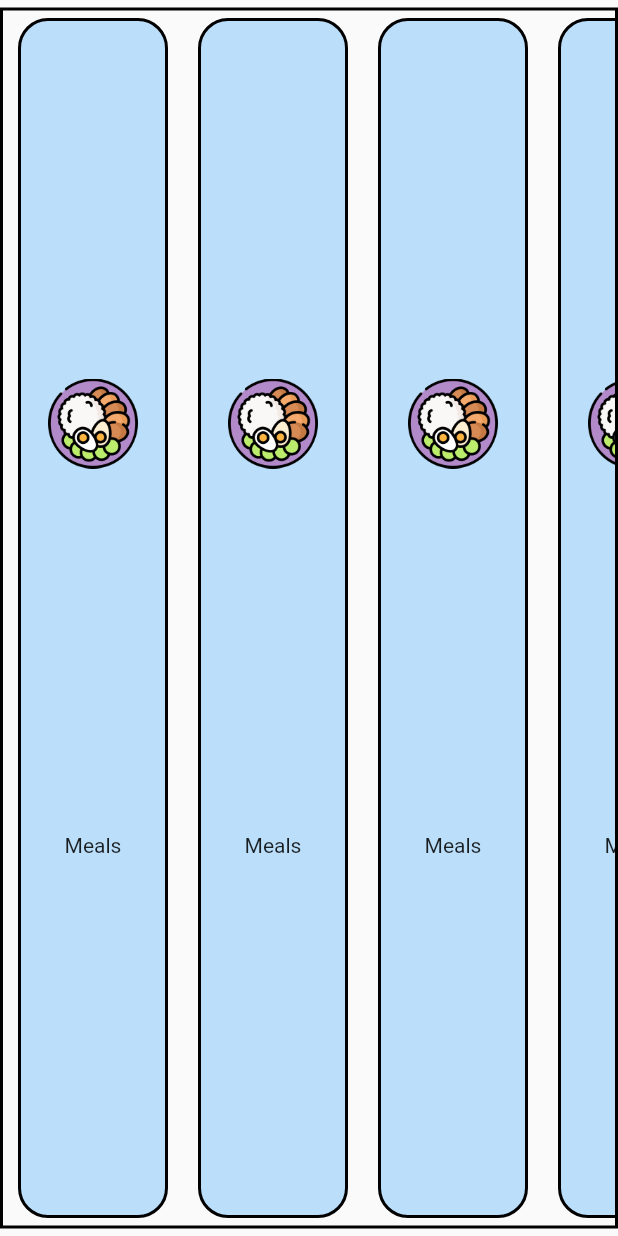
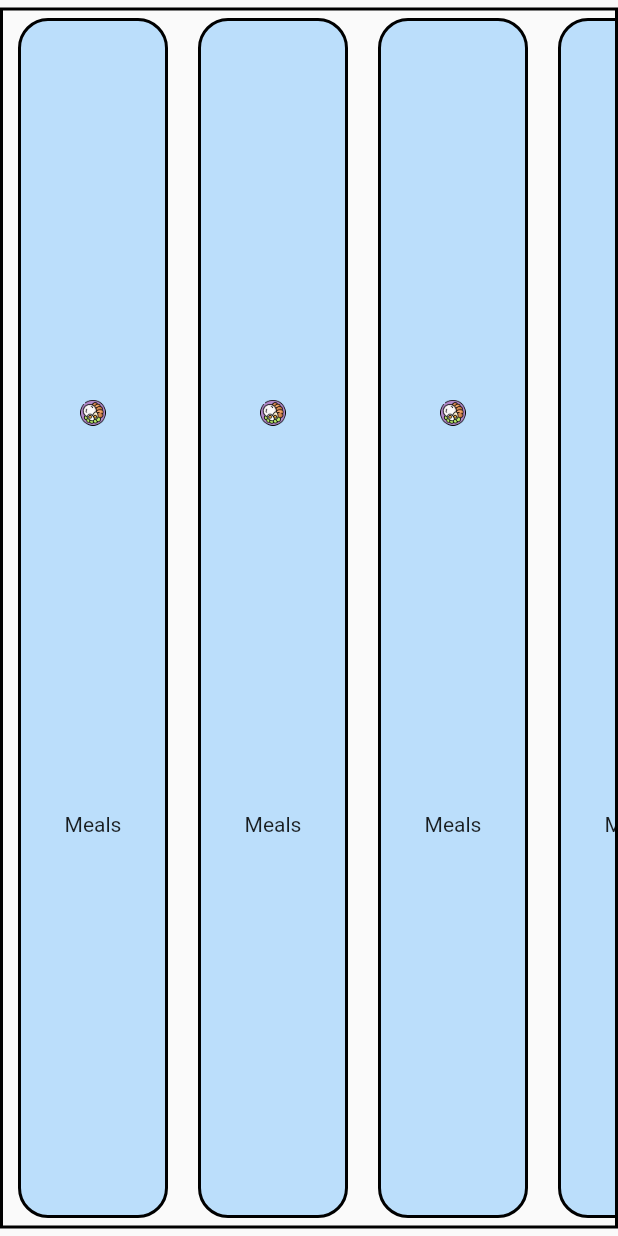
Before and after one commit to Ahmedkhalil98/desktopapp, a Flutter app: the MenuListScreen widget shown alone on an empty page, opened directly, on a phone screen of 412 x 824 dp. Run offline on Flutter 3.47's test engine with Material 2 defaults, Android fonts, the phone set to English and light mode, and no system bars; our stand-ins replace flutter_screenutil.

Commit message:
Divide Code

```diff
--- a/lib/Screens/MyHomePage.dart
+++ b/lib/Screens/MyHomePage.dart
@@ -57,7 +57,7 @@ class MyHomePage extends StatelessWidget {
                     ],
                   ),
                   //! => Custom Navigation Bar :
-                  CustomNavigationBar(),
+                  const CustomNavigationBar(),
                 ],
               ),
             ),
--- a/lib/Screens/main_page_screens/menu_list_screen.dart
+++ b/lib/Screens/main_page_screens/menu_list_screen.dart
@@ -1,11 +1,14 @@
 import 'package:flutter/material.dart';
+import 'package:flutter_screenutil/flutter_screenutil.dart';
 
 class MenuListScreen extends StatelessWidget {
   final String title;
   final String image;
 
   const MenuListScreen({
-    super.key, required this.title, required this.image,
+    super.key,
+    required this.title,
+    required this.image,
   });
 
   @override
@@ -13,7 +16,7 @@ class MenuListScreen extends StatelessWidget {
     return Expanded(
         flex: 2,
         child: Container(
-          margin: EdgeInsets.symmetric(vertical: 5),
+          margin:const EdgeInsets.symmetric(vertical: 5),
           width: double.infinity,
           decoration: BoxDecoration(
               border: Border.all(
@@ -39,10 +42,10 @@ class MenuListScreen extends StatelessWidget {
                       children: [
                         Image.asset(
                           image,
-                          width: 60,
+                          width: 15.w,
                         ),
-                         Padding(
-                          padding: EdgeInsets.only(top: 5.0),
+                        Padding(
+                          padding:const EdgeInsets.only(top: 5.0),
                           child: Text(
                             title,
                           ),
```
